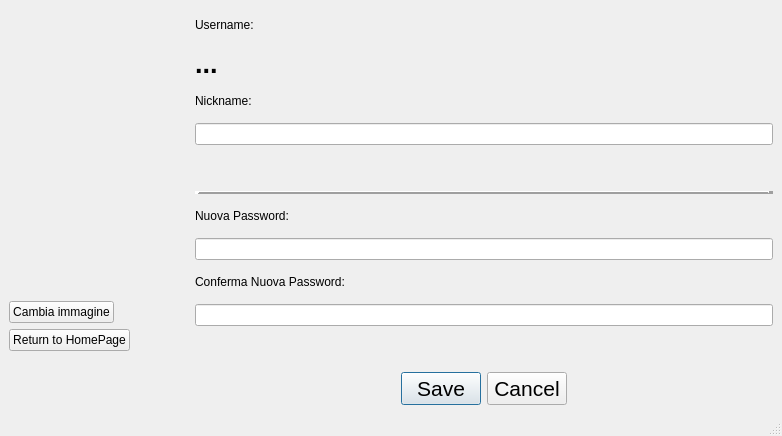
This is Login/profilepage.ui in cosimo265598/Edilive as Qt 5 draws it before an edit. The edited form follows.
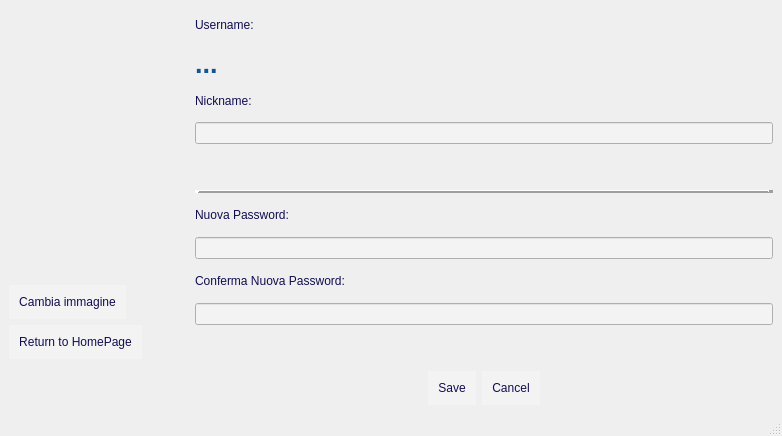
This is the edited form.

What changed in the file:
```diff
--- a/Login/profilepage.ui
+++ b/Login/profilepage.ui
@@ -112,6 +112,13 @@
           <property name="layoutDirection">
            <enum>Qt::LeftToRight</enum>
           </property>
+          <property name="styleSheet">
+           <string notr="true">background-color: rgb(243, 243, 243);
+color: rgb(17, 14, 79);
+border-width: 5px;
+padding: 10px;
+border-radius: 20px;</string>
+          </property>
           <property name="text">
            <string>Cambia immagine</string>
           </property>
@@ -128,6 +135,13 @@
           <property name="layoutDirection">
            <enum>Qt::LeftToRight</enum>
           </property>
+          <property name="styleSheet">
+           <string notr="true">background-color: rgb(243, 243, 243);
+color: rgb(17, 14, 79);
+border-width: 5px;
+padding: 10px;
+border-radius: 20px;</string>
+          </property>
           <property name="text">
            <string>Return to HomePage</string>
           </property>
@@ -141,6 +155,10 @@
      <layout class="QVBoxLayout" name="verticalLayout">
       <item>
        <widget class="QLabel" name="label_username">
+        <property name="styleSheet">
+         <string notr="true">color: rgb(17, 14, 79);
+</string>
+        </property>
         <property name="text">
          <string>Username: </string>
         </property>
@@ -155,6 +173,9 @@
           <bold>true</bold>
          </font>
         </property>
+        <property name="styleSheet">
+         <string notr="true">color: rgb(20, 85, 145);</string>
+        </property>
         <property name="lineWidth">
          <number>1</number>
         </property>
@@ -165,6 +186,10 @@
       </item>
       <item>
        <widget class="QLabel" name="label_nick">
+        <property name="styleSheet">
+         <string notr="true">color: rgb(17, 14, 79);
+</string>
+        </property>
         <property name="text">
          <string>Nickname: </string>
         </property>
@@ -175,6 +200,11 @@
         <property name="enabled">
          <bool>true</bool>
         </property>
+        <property name="styleSheet">
+         <string notr="true">border-color: rgb(243, 243, 243);
+background-color: rgb(243, 243, 243);
+color: rgb(20, 85, 145);</string>
+        </property>
        </widget>
       </item>
       <item>
@@ -227,6 +257,10 @@
       </item>
       <item>
        <widget class="QLabel" name="label_pasw">
+        <property name="styleSheet">
+         <string notr="true">color: rgb(17, 14, 79);
+</string>
+        </property>
         <property name="text">
          <string>Nuova Password:</string>
         </property>
@@ -234,6 +268,11 @@
       </item>
       <item>
        <widget class="QLineEdit" name="password">
+        <property name="styleSheet">
+         <string notr="true">border-color: rgb(243, 243, 243);
+background-color: rgb(243, 243, 243);
+color: rgb(20, 85, 145);</string>
+        </property>
         <property name="echoMode">
          <enum>QLineEdit::Password</enum>
         </property>
@@ -241,6 +280,10 @@
       </item>
       <item>
        <widget class="QLabel" name="label_confirm_password">
+        <property name="styleSheet">
+         <string notr="true">color: rgb(17, 14, 79);
+</string>
+        </property>
         <property name="text">
          <string>Conferma Nuova Password: </string>
         </property>
@@ -248,6 +291,11 @@
       </item>
       <item>
        <widget class="QLineEdit" name="confirmPassword">
+        <property name="styleSheet">
+         <string notr="true">border-color: rgb(243, 243, 243);
+background-color: rgb(243, 243, 243);
+color: rgb(20, 85, 145);</string>
+        </property>
         <property name="echoMode">
          <enum>QLineEdit::Password</enum>
         </property>
@@ -289,6 +337,13 @@
         <property name="autoFillBackground">
          <bool>false</bool>
         </property>
+        <property name="styleSheet">
+         <string notr="true">background-color: rgb(243, 243, 243);
+color: rgb(17, 14, 79);
+border-width: 5px;
+padding: 10px;
+border-radius: 20px;</string>
+        </property>
         <property name="inputMethodHints">
          <set>Qt::ImhNone</set>
         </property>
```
